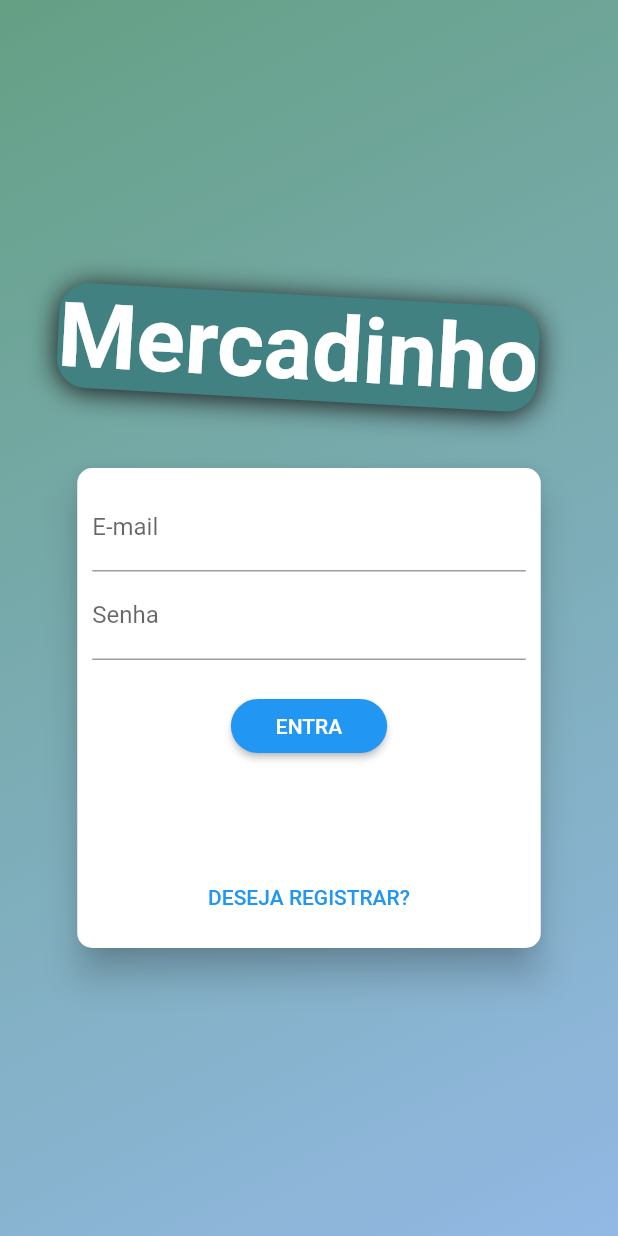
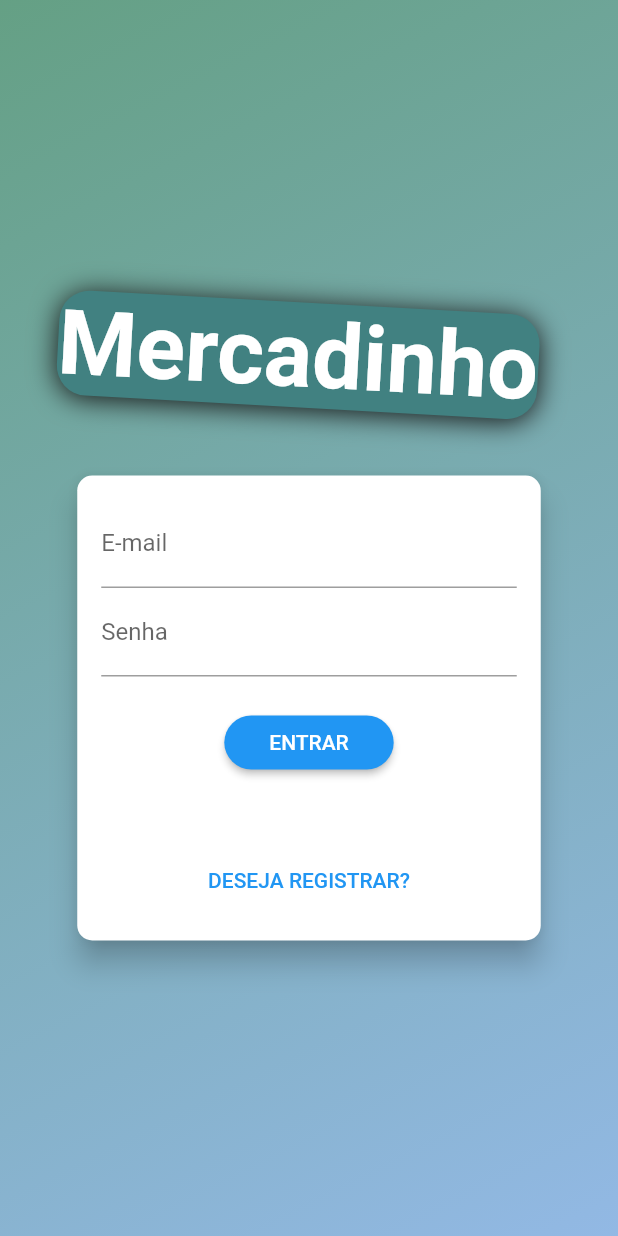
Before and after one commit to Estevao-Nicolau/Mercadinho-, a Flutter app: the screen it shows after launch, on a phone screen of 412 x 824 dp. Run offline on Flutter 3.47's test engine with Material 2 defaults, Android fonts, the phone set to English and light mode, and no system bars.

Commit message:
:heavy_plus_sign:AuthFirebase

```diff
--- a/lib/components/auth_form.dart
+++ b/lib/components/auth_form.dart
@@ -1,4 +1,7 @@
 import 'package:flutter/material.dart';
+import 'package:flutter_provider/models/auth.dart';
+import 'package:provider/provider.dart';
+
 
 enum AuthMode { Signup, Login }
 
@@ -6,12 +9,12 @@ class AuthForm extends StatefulWidget {
   const AuthForm({Key? key}) : super(key: key);
 
   @override
-  State<AuthForm> createState() => _AuthFormState();
+  _AuthFormState createState() => _AuthFormState();
 }
 
 class _AuthFormState extends State<AuthForm> {
   final _passwordController = TextEditingController();
-  final _formkey = GlobalKey<FormState>();
+  final _formKey = GlobalKey<FormState>();
   bool _isLoading = false;
   AuthMode _authMode = AuthMode.Login;
   Map<String, String> _authData = {
@@ -32,71 +35,81 @@ class _AuthFormState extends State<AuthForm> {
     });
   }
 
-  void _submit() {
-    final isValid = _formkey.currentState?.validate() ?? false;
-    if (isValid) {
+  Future<void> _submit() async {
+    final isValid = _formKey.currentState?.validate() ?? false;
+
+    if (!isValid) {
       return;
-    }
-    setState(() => _isLoading = true);
-
-    _formkey.currentState?.save;
-
-    if (_isLogin()) {
-      // login
-    } else {
-      // Registrar
     }
 
     setState(() => _isLoading = true);
+
+    _formKey.currentState?.save();
+    Auth auth = Provider.of(context, listen: false);
+
+    if (_isLogin()) {
+      //Login
+    } else {
+      // Registrar
+      await auth.signup(
+        _authData['email']!,
+        _authData['password']!,
+      );
+    }
+
+    setState(() => _isLoading = false);
   }
 
   @override
   Widget build(BuildContext context) {
     final deviceSize = MediaQuery.of(context).size;
     return Card(
-        elevation: 10,
+      elevation: 8,
       shape: RoundedRectangleBorder(
         borderRadius: BorderRadius.circular(10),
       ),
       child: Container(
-            padding: const EdgeInsets.all(10),
-            height: _isLogin() ? 320 : 350,
+        padding: const EdgeInsets.all(16),
+        height: _isLogin() ? 310 : 400,
         width: deviceSize.width * 0.75,
         child: Form(
-                key: _formkey,
+          key: _formKey,
           child: Column(
             children: [
               TextFormField(
+                style: TextStyle(color: Colors.black),
                 decoration: InputDecoration(labelText: 'E-mail'),
                 keyboardType: TextInputType.emailAddress,
                 onSaved: (email) => _authData['email'] = email ?? '',
                 validator: (_email) {
                   final email = _email ?? '';
                   if (email.trim().isEmpty || !email.contains('@')) {
-                            return 'Informe um e-mail Válido.';
+                    return 'Informe um e-mail válido.';
                   }
                   return null;
-                        }),
+                },
+              ),
               TextFormField(
+                style: TextStyle(color: Colors.black),
                 decoration: InputDecoration(labelText: 'Senha'),
                 keyboardType: TextInputType.emailAddress,
                 obscureText: true,
-                        onSaved: (password) =>
-                            _authData['password'] = password ?? '',
+                controller: _passwordController,
+                onSaved: (password) => _authData['password'] = password ?? '',
                 validator: (_password) {
                   final password = _password ?? '';
-                          if (password.isEmpty || password.length > 8) {
-                            return 'Informe uma senha Válida';
+                  if (password.isEmpty || password.length < 5) {
+                    return 'Informe uma senha válida';
                   }
                   return null;
-                        }),
+                },
+              ),
               if (_isSignup())
                 TextFormField(
-                        decoration:
-                            InputDecoration(labelText: 'Confirmar Senha'),
+                  style: TextStyle(color: Colors.black),
+                  decoration: InputDecoration(labelText: 'Confirmar Senha'),
                   keyboardType: TextInputType.emailAddress,
                   obscureText: true,
-                        controller: _passwordController,
                   validator: _isLogin()
                       ? null
                       : (_password) {
@@ -107,32 +120,36 @@ class _AuthFormState extends State<AuthForm> {
                           return null;
                         },
                 ),
-                    const SizedBox(height: 20),
+              SizedBox(height: 20),
               if (_isLoading)
                 CircularProgressIndicator()
               else
                 ElevatedButton(
                   onPressed: _submit,
-                        child: Text(_authMode == AuthMode.Login
-                            ? 'ENTRA'
-                            : 'REGISTRAR'),
+                  child: Text(
+                    _authMode == AuthMode.Login ? 'ENTRAR' : 'REGISTRAR',
+                  ),
                   style: ElevatedButton.styleFrom(
                     shape: RoundedRectangleBorder(
-                              borderRadius: BorderRadius.circular(20),
+                      borderRadius: BorderRadius.circular(30),
                     ),
                     padding: const EdgeInsets.symmetric(
                       horizontal: 30,
                       vertical: 8,
-                            )),
+                    ),
+                  ),
                 ),
               Spacer(),
               TextButton(
                 onPressed: _switchAuthMode,
-                      child: Text(_isLogin()
-                          ? 'DESEJA REGISTRAR?'
-                          : 'JÁ POSSUI CONTA?'),
+                child: Text(
+                  _isLogin() ? 'DESEJA REGISTRAR?' : 'JÁ POSSUI CONTA?',
                 ),
+              )
             ],
-                ))));
+          ),
+        ),
+      ),
+    );
   }
 }
--- a/lib/main.dart
+++ b/lib/main.dart
@@ -1,4 +1,5 @@
 import 'package:flutter/material.dart';
+import 'package:flutter_provider/models/auth.dart';
 import 'package:flutter_provider/models/cart.dart';
 import 'package:flutter_provider/models/order_list.dart';
 import 'package:flutter_provider/models/product_list.dart';
@@ -32,6 +33,9 @@ class MyApp extends StatelessWidget {
         ChangeNotifierProvider(
           create: (BuildContext context) => OrderList(),
         ),
+        ChangeNotifierProvider(
+          create: (BuildContext context) => Auth(),
+        ),
       ],
       child: MaterialApp(
         title: 'Flutter Demo',
--- a/lib/view/auth_view.dart
+++ b/lib/view/auth_view.dart
@@ -37,14 +37,14 @@ class AuthView extends StatelessWidget {
                     decoration: BoxDecoration(
                         borderRadius: BorderRadius.circular(20),
                         color: Color.fromRGBO(65, 129, 129, 1),
-                        boxShadow: [
+                        boxShadow: const [
                           BoxShadow(
                             blurRadius: 15,
                             color: Color.fromARGB(255, 20, 20, 20),
                             offset: Offset(0, 2),
                           ),
                         ]),
-                    child: Text(
+                    child: const Text(
                       'Mercadinho',
                       style: TextStyle(
                           fontSize: 60,
@@ -53,7 +53,7 @@ class AuthView extends StatelessWidget {
                           color: Colors.white),
                     ),
                   ),
-                  AuthForm(),
+                  const AuthForm(),
                 ],
               )),
         ],
```
Also changed, not shown: lib/models/auth.dart (added, +20 -0 lines). Lines whose indentation alone changed are shown as unchanged.
